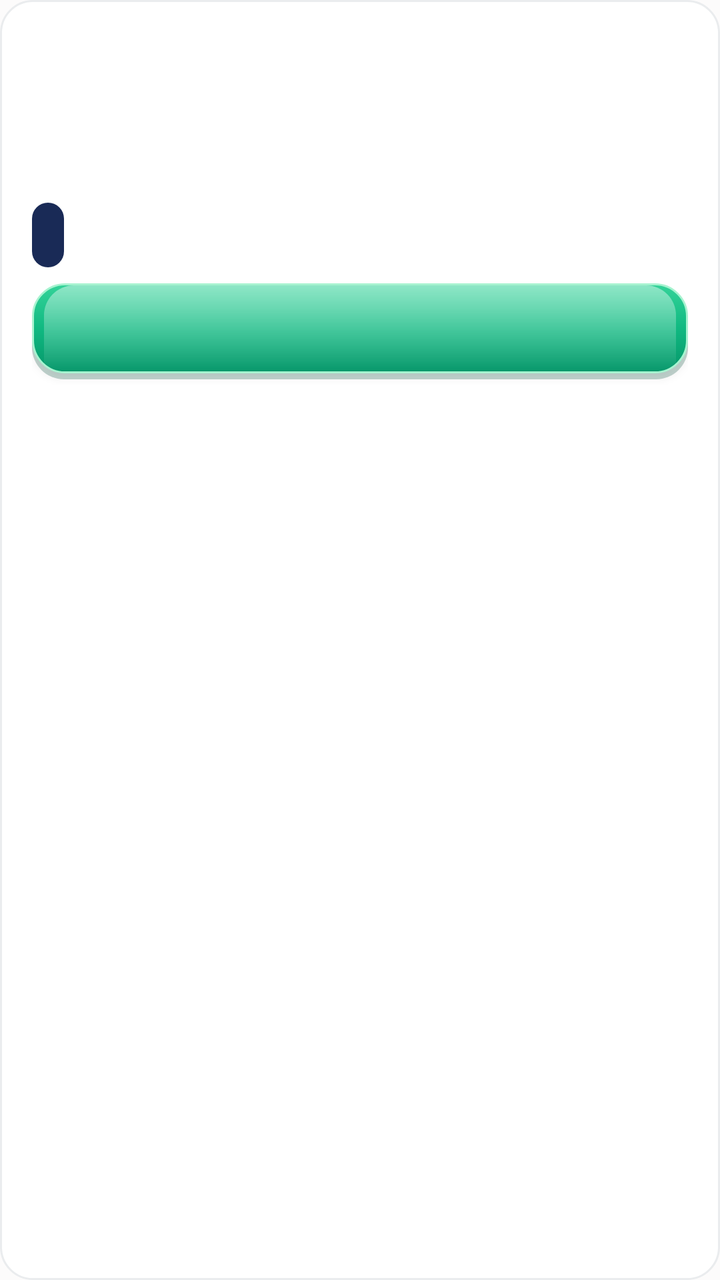
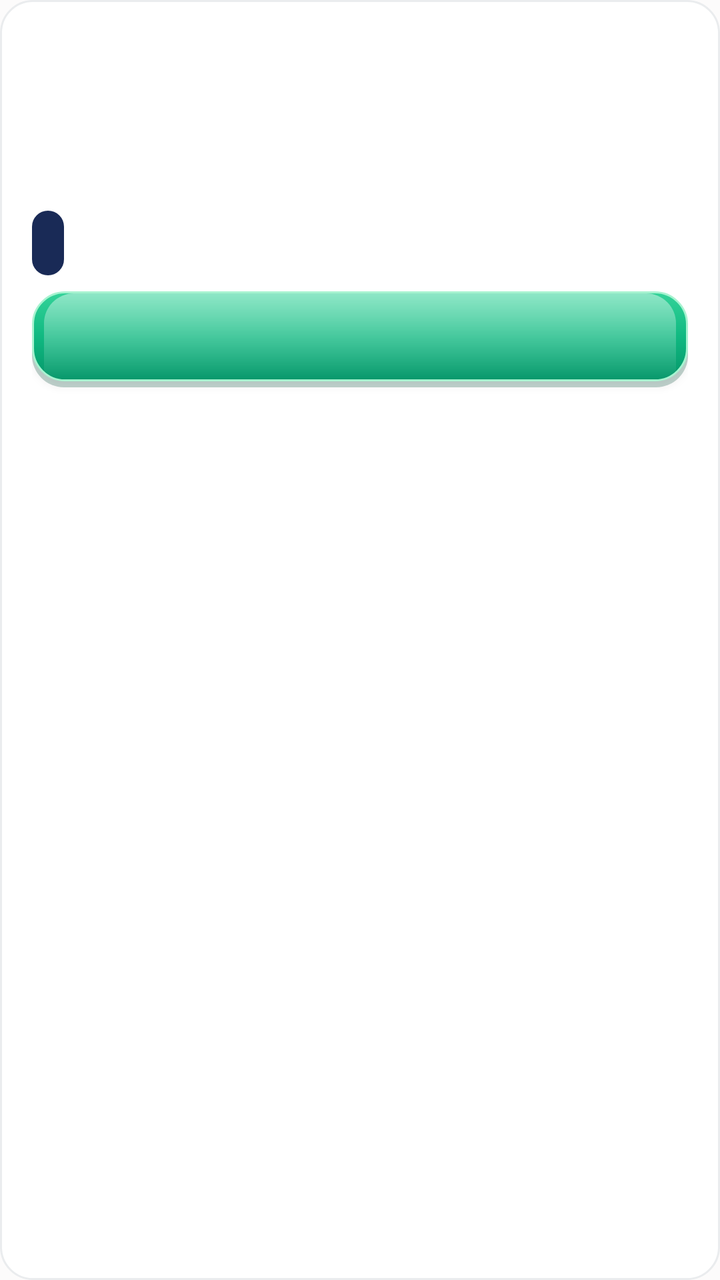

The first picture is an Android layout as it rendered before a commit; the second is the same layout after the commit. The layout source and the unified diff follow.
<!-- AndroidManifest.xml: application theme Theme.SheEmpower -->
<!-- res/layout/item_order.xml -->
<?xml version="1.0" encoding="utf-8"?>
<LinearLayout xmlns:android="http://schemas.android.com/apk/res/android"
    android:layout_width="match_parent"
    android:layout_height="wrap_content"
    android:layout_marginBottom="10dp"
    android:background="@drawable/bg_skeu_card"
    android:orientation="vertical"
    android:padding="16dp">

    <LinearLayout
        android:layout_width="match_parent"
        android:layout_height="wrap_content"
        android:orientation="horizontal">

        <TextView
            android:id="@+id/tvOrderProduct"
            android:layout_width="0dp"
            android:layout_height="wrap_content"
            android:layout_weight="1"
            android:fontFamily="sans-serif-black"
            android:textColor="@color/text_primary"
            android:textSize="15sp" />

        <TextView
            android:id="@+id/tvOrderAmount"
            android:layout_width="wrap_content"
            android:layout_height="wrap_content"
            android:textColor="@color/primary"
            android:fontFamily="sans-serif-bold"
            android:textSize="15sp" />
    </LinearLayout>

    <TextView
        android:id="@+id/tvOrderParty"
        android:layout_width="match_parent"
        android:layout_height="wrap_content"
        android:textColor="@color/text_primary"
        android:textSize="12sp"
        android:fontFamily="sans-serif-medium"
        android:layout_marginTop="4dp" />

    <TextView
        android:id="@+id/tvOrderDetails"
        android:layout_width="match_parent"
        android:layout_height="wrap_content"
        android:textColor="@color/text_secondary"
        android:textSize="12sp"
        android:layout_marginTop="4dp" />

    <TextView
        android:id="@+id/tvOrderAddress"
        android:layout_width="match_parent"
        android:layout_height="wrap_content"
        android:textColor="@color/text_secondary"
        android:textSize="12sp" />

    <TextView
        android:id="@+id/tvOrderStatus"
        android:layout_width="wrap_content"
        android:layout_height="wrap_content"
        android:background="@drawable/bg_skeu_button_primary"
        android:padding="8dp"
        android:textColor="#FFFFFF"
        android:fontFamily="sans-serif-medium"
        android:textSize="12sp"
        android:layout_marginTop="8dp" />

    <Button
        android:id="@+id/btnAdvanceStatus"
        android:layout_width="match_parent"
        android:layout_height="48dp"
        android:background="@drawable/bg_skeu_button_green"
        android:textColor="#FFFFFF"
        android:fontFamily="sans-serif-medium"
        android:textSize="12sp"
        android:layout_marginTop="8dp" />

</LinearLayout>
<!-- resources referenced by this layout -->
<resources>
  <color name="primary">#192A56</color>
  kkkkkkkkk
  <color name="text_primary">#192A56</color>
  <color name="text_secondary">#6B7A99</color>
  <!-- drawable bg_skeu_button_green (drawable) -->
  <?xml version="1.0" encoding="utf-8"?>
  <layer-list xmlns:android="http://schemas.android.com/apk/res/android">
      <item android:top="3dp">
          <shape android:shape="rectangle">
              <solid android:color="#40064E3B" />
              <corners android:radius="16dp" />
          </shape>
      </item>
      <item android:bottom="3dp">
          <shape android:shape="rectangle">
              <gradient
                  android:startColor="#34D399"
                  android:centerColor="#10B981"
                  android:endColor="#059669"
                  android:angle="270" />
              <stroke android:width="1dp" android:color="#A7F3D0" />
              <corners android:radius="16dp" />
          </shape>
      </item>
      <item android:bottom="3dp" android:top="1dp" android:left="6dp" android:right="6dp">
          <shape android:shape="rectangle">
              <gradient
                  android:startColor="#70FFFFFF"
                  android:endColor="#00FFFFFF"
                  android:angle="270" />
              <corners android:topLeftRadius="15dp" android:topRightRadius="15dp" />
          </shape>
      </item>
  </layer-list>
  <!-- drawable bg_skeu_button_primary (drawable) -->
  <?xml version="1.0" encoding="utf-8"?>
  <shape xmlns:android="http://schemas.android.com/apk/res/android"
      android:shape="rectangle">
      <solid android:color="@color/midnight_navy" />
      <corners android:radius="12dp" />
  </shape>
  <!-- drawable bg_skeu_card (drawable) -->
  <?xml version="1.0" encoding="utf-8"?>
  <shape xmlns:android="http://schemas.android.com/apk/res/android"
      android:shape="rectangle">
      <solid android:color="@color/white" />
      <corners android:radius="16dp" />
      <stroke android:color="@color/card_border" android:width="1dp" />
  </shape>
  <style name="Theme.SheEmpower" parent="Theme.AppCompat.Light.NoActionBar">
          <item name="colorPrimary">@color/primary</item>
          <item name="colorPrimaryDark">@color/primary_dark</item>
          <item name="colorAccent">@color/accent</item>
          <item name="android:windowBackground">@color/background</item>
          <item name="android:colorBackground">@color/background</item>
          <item name="android:textColorPrimary">@color/text_primary</item>
          <item name="android:textColorSecondary">@color/text_secondary</item>
          <item name="android:statusBarColor">@color/primary_dark</item>
      </style>
  <color name="midnight_navy">#192A56</color>
  <color name="white">#FFFFFF</color>
  <color name="card_border">#EAECEE</color>
  <color name="primary_dark">#0F1B3D</color>
  <color name="accent">#F7D794</color>
  <color name="background">#FCFBFB</color>
</resources>

<!-- the commit's change to res/layout/item_order.xml (unified diff, before → after) -->
@@ -45,14 +45,42 @@
         android:layout_height="wrap_content"
         android:textColor="@color/text_secondary"
         android:textSize="12sp"
-        android:layout_marginTop="4dp" />
+        android:layout_marginTop="4dp"
+        android:autoLink="web"
+        android:linksClickable="true" />
+
+    <LinearLayout
+        android:id="@+id/layoutSampleImagesContainer"
+        android:layout_width="match_parent"
+        android:layout_height="wrap_content"
+        android:orientation="vertical"
+        android:layout_marginTop="8dp"
+        android:visibility="gone">
+
+        <TextView
+            android:id="@+id/tvSampleImagesHeader"
+            android:layout_width="wrap_content"
+            android:layout_height="wrap_content"
+            android:text="📸 نمونہ تصویر / Sample Image (Tap to view full)"
+            android:textColor="@color/primary"
+            android:textSize="12sp"
+            android:fontFamily="sans-serif-bold" />
+
+        <LinearLayout
+            android:id="@+id/layoutSampleImages"
+            android:layout_width="match_parent"
+            android:layout_height="wrap_content"
+            android:orientation="horizontal"
+            android:layout_marginTop="4dp" />
+    </LinearLayout>
 
     <TextView
         android:id="@+id/tvOrderAddress"
         android:layout_width="match_parent"
         android:layout_height="wrap_content"
         android:textColor="@color/text_secondary"
-        android:textSize="12sp" />
+        android:textSize="12sp"
+        android:layout_marginTop="4dp" />
 
     <TextView
         android:id="@+id/tvOrderStatus"
